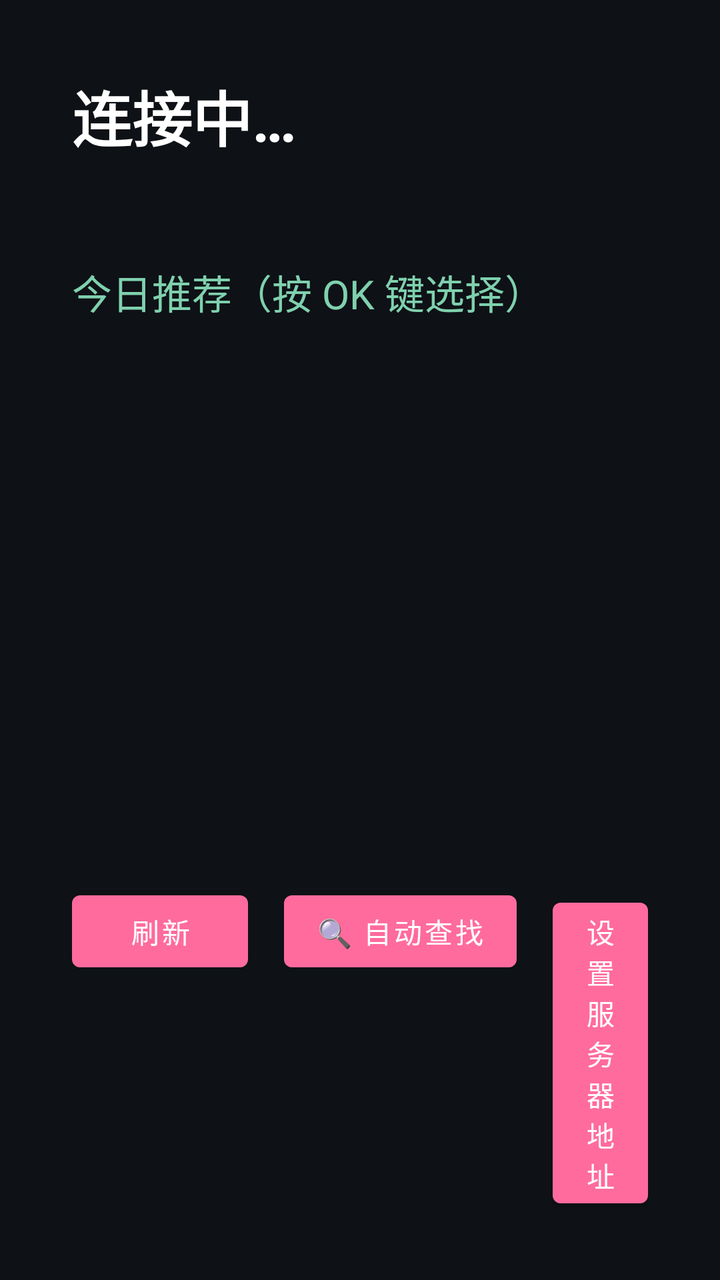
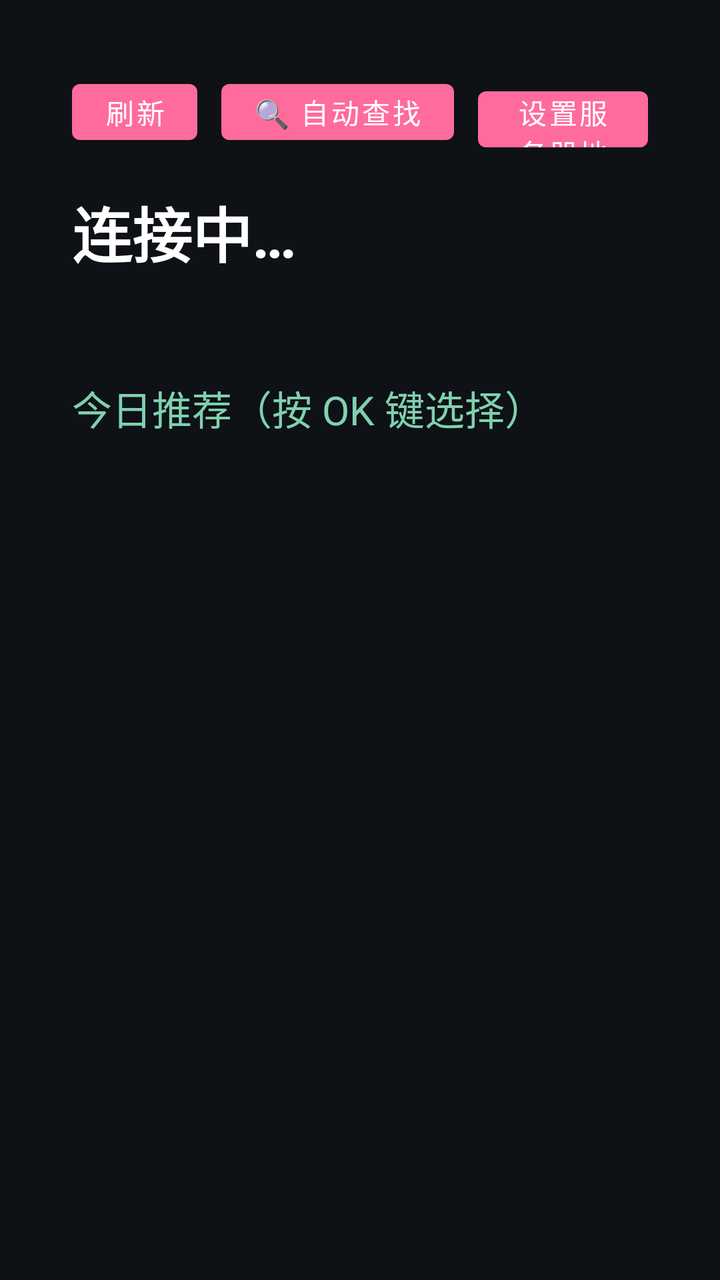

Compare the two renders of this Android layout. The source of the first and the diff that turns it into the second are given below.
<!-- AndroidManifest.xml: application theme Theme.HabitTracker -->
<!-- res/layout/tv_video.xml -->
<?xml version="1.0" encoding="utf-8"?>
<LinearLayout xmlns:android="http://schemas.android.com/apk/res/android"
    android:layout_width="match_parent"
    android:layout_height="match_parent"
    android:background="#0E1116"
    android:orientation="vertical"
    android:padding="36dp">

    <TextView
        android:id="@+id/tv_status"
        android:layout_width="match_parent"
        android:layout_height="wrap_content"
        android:text="连接中…"
        android:textColor="#FFFFFF"
        android:textSize="30sp"
        android:textStyle="bold" />

    <TextView
        android:id="@+id/tv_sub"
        android:layout_width="match_parent"
        android:layout_height="wrap_content"
        android:layout_marginTop="8dp"
        android:textColor="#9AA7B4"
        android:textSize="16sp" />

    <TextView
        android:layout_width="match_parent"
        android:layout_height="wrap_content"
        android:layout_marginTop="22dp"
        android:text="今日推荐（按 OK 键选择）"
        android:textColor="#7FD1AE"
        android:textSize="20sp" />

    <ScrollView
        android:layout_width="match_parent"
        android:layout_height="0dp"
        android:layout_marginTop="12dp"
        android:layout_weight="1"
        android:scrollbars="vertical">

        <LinearLayout
            android:id="@+id/list"
            android:layout_width="match_parent"
            android:layout_height="wrap_content"
            android:orientation="vertical" />
    </ScrollView>

    <LinearLayout
        android:layout_width="match_parent"
        android:layout_height="wrap_content"
        android:orientation="horizontal">

        <Button
            android:id="@+id/btn_refresh"
            android:layout_width="wrap_content"
            android:layout_height="wrap_content"
            android:text="刷新" />

        <Button
            android:id="@+id/btn_auto"
            android:layout_width="wrap_content"
            android:layout_height="wrap_content"
            android:layout_marginLeft="18dp"
            android:text="🔍 自动查找" />

        <Button
            android:id="@+id/btn_setup"
            android:layout_width="wrap_content"
            android:layout_height="wrap_content"
            android:layout_marginLeft="18dp"
            android:text="设置服务器地址" />

        <Button
            android:id="@+id/btn_pair"
            android:layout_width="wrap_content"
            android:layout_height="wrap_content"
            android:layout_marginLeft="18dp"
            android:text="📺 配对" />
    </LinearLayout>
</LinearLayout>
<!-- resources referenced by this layout -->
<resources>
  <style name="Theme.HabitTracker" parent="Theme.MaterialComponents.Light.NoActionBar">
          <item name="colorPrimary">@color/child_pink</item>
          <item name="colorPrimaryVariant">@color/child_pink_light</item>
          <item name="colorOnPrimary">@color/white</item>
          <item name="colorSecondary">@color/child_green</item>
          <item name="android:statusBarColor">@color/child_pink_light</item>
      </style>
  <color name="child_pink">#FF6B9D</color>
  <color name="child_pink_light">#FFF0F5</color>
  <color name="white">#FFFFFF</color>
  <color name="child_green">#4CAF50</color>
</resources>

<!-- the commit's change to res/layout/tv_video.xml (unified diff, before → after) -->
@@ -6,10 +6,81 @@
     android:orientation="vertical"
     android:padding="36dp">
 
+    
+    <LinearLayout
+        android:layout_width="match_parent"
+        android:layout_height="wrap_content"
+        android:orientation="horizontal">
+
+        <Button
+            android:id="@+id/btn_refresh"
+            android:layout_width="wrap_content"
+            android:layout_height="40dp"
+            android:minWidth="0dp"
+            android:minHeight="0dp"
+            android:paddingLeft="16dp"
+            android:paddingRight="16dp"
+            android:paddingTop="0dp"
+            android:paddingBottom="0dp"
+            android:focusableInTouchMode="false"
+            android:tag="tv_compat_skip"
+            android:text="刷新"
+            android:textSize="14sp" />
+
+        <Button
+            android:id="@+id/btn_auto"
+            android:layout_width="wrap_content"
+            android:layout_height="40dp"
+            android:layout_marginLeft="12dp"
+            android:minWidth="0dp"
+            android:minHeight="0dp"
+            android:paddingLeft="16dp"
+            android:paddingRight="16dp"
+            android:paddingTop="0dp"
+            android:paddingBottom="0dp"
+            android:focusableInTouchMode="false"
+            android:tag="tv_compat_skip"
+            android:text="🔍 自动查找"
+            android:textSize="14sp" />
+
+        <Button
+            android:id="@+id/btn_setup"
+            android:layout_width="wrap_content"
+            android:layout_height="40dp"
+            android:layout_marginLeft="12dp"
+            android:minWidth="0dp"
+            android:minHeight="0dp"
+            android:paddingLeft="16dp"
+            android:paddingRight="16dp"
+            android:paddingTop="0dp"
+            android:paddingBottom="0dp"
+            android:focusableInTouchMode="false"
+            android:tag="tv_compat_skip"
+            android:text="设置服务器地址"
+            android:textSize="14sp" />
+
+        <Button
+            android:id="@+id/btn_pair"
+            android:layout_width="wrap_content"
+            android:layout_height="40dp"
+            android:layout_marginLeft="12dp"
+            android:minWidth="0dp"
+            android:minHeight="0dp"
+            android:paddingLeft="16dp"
+            android:paddingRight="16dp"
+            android:paddingTop="0dp"
+            android:paddingBottom="0dp"
+            android:focusableInTouchMode="false"
+            android:tag="tv_compat_skip"
+            android:text="📺 配对"
+            android:textSize="14sp" />
+    </LinearLayout>
+
     <TextView
         android:id="@+id/tv_status"
         android:layout_width="match_parent"
         android:layout_height="wrap_content"
+        android:layout_marginTop="18dp"
         android:text="连接中…"
         android:textColor="#FFFFFF"
         android:textSize="30sp"
@@ -44,37 +115,4 @@
             android:layout_height="wrap_content"
             android:orientation="vertical" />
     </ScrollView>
-
-    <LinearLayout
-        android:layout_width="match_parent"
-        android:layout_height="wrap_content"
-        android:orientation="horizontal">
-
-        <Button
-            android:id="@+id/btn_refresh"
-            android:layout_width="wrap_content"
-            android:layout_height="wrap_content"
-            android:text="刷新" />
-
-        <Button
-            android:id="@+id/btn_auto"
-            android:layout_width="wrap_content"
-            android:layout_height="wrap_content"
-            android:layout_marginLeft="18dp"
-            android:text="🔍 自动查找" />
-
-        <Button
-            android:id="@+id/btn_setup"
-            android:layout_width="wrap_content"
-            android:layout_height="wrap_content"
-            android:layout_marginLeft="18dp"
-            android:text="设置服务器地址" />
-
-        <Button
-            android:id="@+id/btn_pair"
-            android:layout_width="wrap_content"
-            android:layout_height="wrap_content"
-            android:layout_marginLeft="18dp"
-            android:text="📺 配对" />
-    </LinearLayout>
 </LinearLayout>
